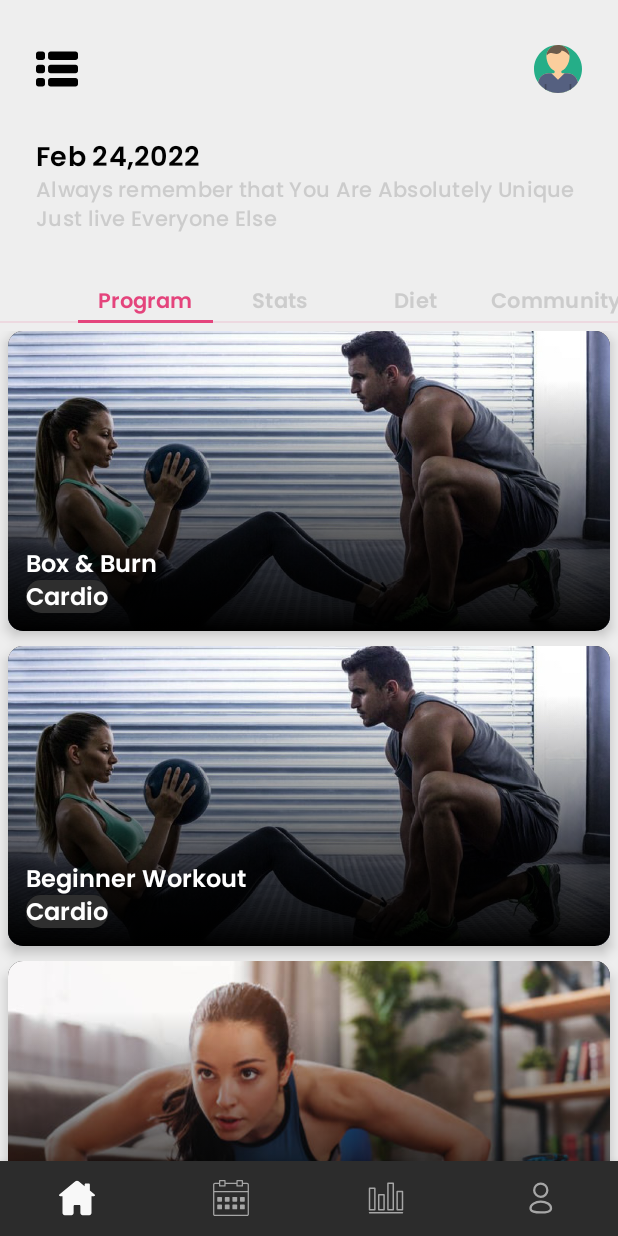
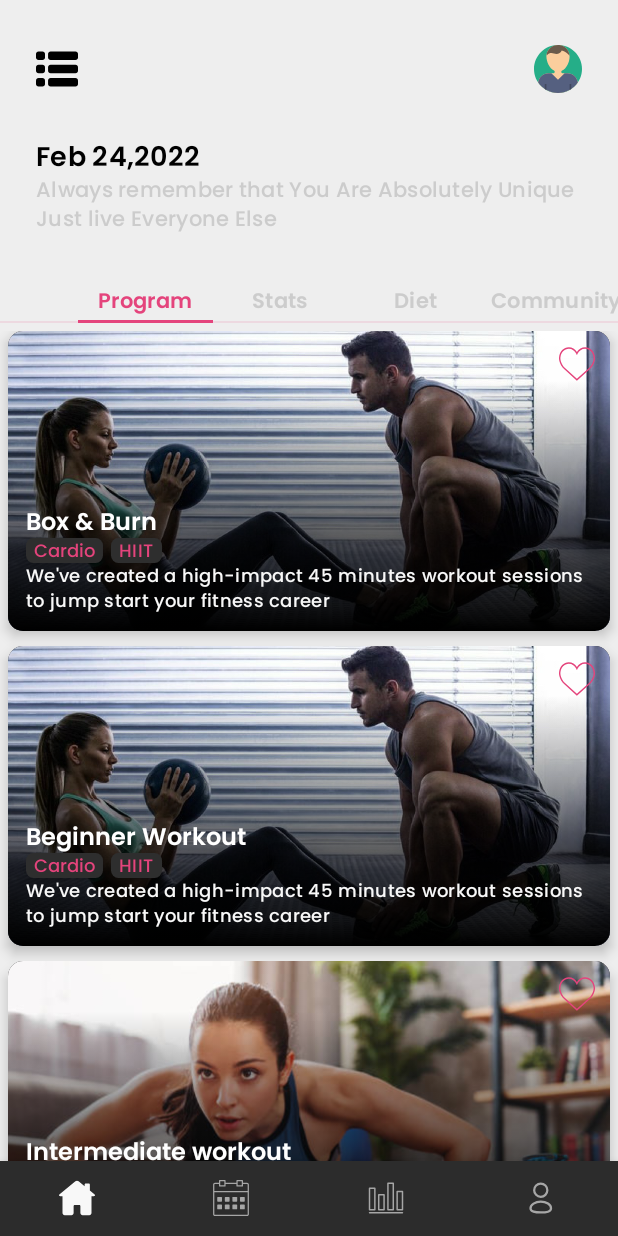
Before and after one commit to chetanmuliya/WorkoutGuide, an Android app built with Jetpack Compose: the screen it shows after launch (MainActivity), on a phone screen of 412 x 824 dp. Run offline under Robolectric (Android 15) with nearby library versions, the phone set to English and light mode, and no system bars.

Commit message:
ui changes

```diff
--- a/app/src/main/java/wg/cm/workoutguide/presentation/home_screen/ProgramItem.kt
+++ b/app/src/main/java/wg/cm/workoutguide/presentation/home_screen/ProgramItem.kt
@@ -15,10 +15,14 @@ import androidx.compose.ui.layout.ContentScale
 import androidx.compose.ui.res.painterResource
 import androidx.compose.ui.text.TextStyle
 import androidx.compose.ui.text.font.FontWeight
+import androidx.compose.ui.text.style.TextOverflow
 import androidx.compose.ui.unit.dp
 import androidx.compose.ui.unit.sp
+import wg.cm.workoutguide.R
 import wg.cm.workoutguide.presentation.home_screen.model.Workout
+import wg.cm.workoutguide.ui.theme.Grey
 import wg.cm.workoutguide.ui.theme.Pink
+import wg.cm.workoutguide.ui.theme.TextWhite
 
 @Composable
 fun programItem(workouts: Workout) {
@@ -68,6 +72,18 @@ fun ImageCard(
             )
             Box(
                 modifier = Modifier
+                    .fillMaxSize(),
+                contentAlignment = Alignment.TopEnd
+            ){
+                Image(
+                    painter = painterResource(id = R.drawable.ic_like),
+                    contentDescription = contentDescription,
+                    contentScale = ContentScale.Crop,
+                    modifier = Modifier.wrapContentSize().padding(10.dp)
+                )
+            }
+            Box(
+                modifier = Modifier
                     .fillMaxSize()
                     .padding(12.dp),
                 contentAlignment = Alignment.BottomStart
@@ -86,21 +102,55 @@ fun ImageCard(
                             fontSize = 16.sp
                         )
                     )
+                    Row(modifier = Modifier.fillMaxWidth()) {
                         Card(
                             modifier = Modifier.wrapContentSize(),
-                        shape = RoundedCornerShape(10.dp),
+                            shape = RoundedCornerShape(5.dp),
                             elevation = 5.dp
                         ) {
                             Text(
+                                modifier = Modifier.padding(start = 5.dp,end = 5.dp),
                                 text = "Cardio",
                                 style = TextStyle(
                                     fontFamily = fontFamily,
-                                fontWeight = FontWeight.SemiBold,
-                                color = Color.White,
-                                fontSize = 16.sp
+                                    fontWeight = FontWeight.Medium,
+                                    color = Pink,
+                                    fontSize = 12.sp
                                 )
                             )
                         }
+                        Card(
+                            modifier = Modifier
+                                .wrapContentSize()
+                                .padding(start = 5.dp),
+                            shape = RoundedCornerShape(5.dp),
+                            elevation = 5.dp
+                        ) {
+                            Text(
+                                modifier = Modifier.padding(start = 5.dp,end = 5.dp),
+                                text = "HIIT",
+                                style = TextStyle(
+                                    fontFamily = fontFamily,
+                                    fontWeight = FontWeight.Medium,
+                                    color = Pink,
+                                    fontSize = 12.sp,
+                                    letterSpacing = 0.2.sp
+                                )
+                            )
+                        }
+                    }
+                    Text(
+                        text = "We've created a high-impact 45 minutes workout sessions to jump start your fitness career",
+                        maxLines = 2,
+                        overflow = TextOverflow.Ellipsis,
+                        style = TextStyle(
+                            fontFamily = fontFamily,
+                            fontWeight = FontWeight.Medium,
+                            color = Grey,
+                            fontSize = 12.sp,
+                            letterSpacing = 0.2.sp
+                        )
+                    )
                 }
 
             }
--- /dev/null
+++ b/app/src/main/java/wg/cm/workoutguide/presentation/home_screen/stats/StatsView.kt
@@ -0,0 +1,15 @@
+package wg.cm.workoutguide.presentation.home_screen.stats
+
+import androidx.compose.foundation.layout.Column
+import androidx.compose.foundation.layout.fillMaxSize
+import androidx.compose.runtime.Composable
+import androidx.compose.ui.Modifier
+import com.ramcosta.composedestinations.annotation.Destination
+
+@Composable
+@Destination
+fun StatsView() {
+    Column(modifier = Modifier.fillMaxSize()) {
+
+    }
+}
--- /dev/null
+++ b/app/src/main/res/drawable/ic_like.xml
@@ -0,0 +1,4 @@
+<vector android:height="24dp" android:viewportHeight="51.997"
+    android:viewportWidth="51.997" android:width="24dp" xmlns:android="http://schemas.android.com/apk/res/android">
+    <path android:fillColor="#FFE4447C" android:pathData="M51.911,16.242C51.152,7.888 45.239,1.827 37.839,1.827c-4.93,0 -9.444,2.653 -11.984,6.905c-2.517,-4.307 -6.846,-6.906 -11.697,-6.906c-7.399,0 -13.313,6.061 -14.071,14.415c-0.06,0.369 -0.306,2.311 0.442,5.478c1.078,4.568 3.568,8.723 7.199,12.013l18.115,16.439l18.426,-16.438c3.631,-3.291 6.121,-7.445 7.199,-12.014C52.216,18.553 51.97,16.611 51.911,16.242zM49.521,21.261c-0.984,4.172 -3.265,7.973 -6.59,10.985L25.855,47.481L9.072,32.25c-3.331,-3.018 -5.611,-6.818 -6.596,-10.99c-0.708,-2.997 -0.417,-4.69 -0.416,-4.701l0.015,-0.101C2.725,9.139 7.806,3.826 14.158,3.826c4.687,0 8.813,2.88 10.771,7.515l0.921,2.183l0.921,-2.183c1.927,-4.564 6.271,-7.514 11.069,-7.514c6.351,0 11.433,5.313 12.096,12.727C49.938,16.57 50.229,18.264 49.521,21.261z"/>
+</vector>
```
Lines whose indentation alone changed are shown as unchanged.
